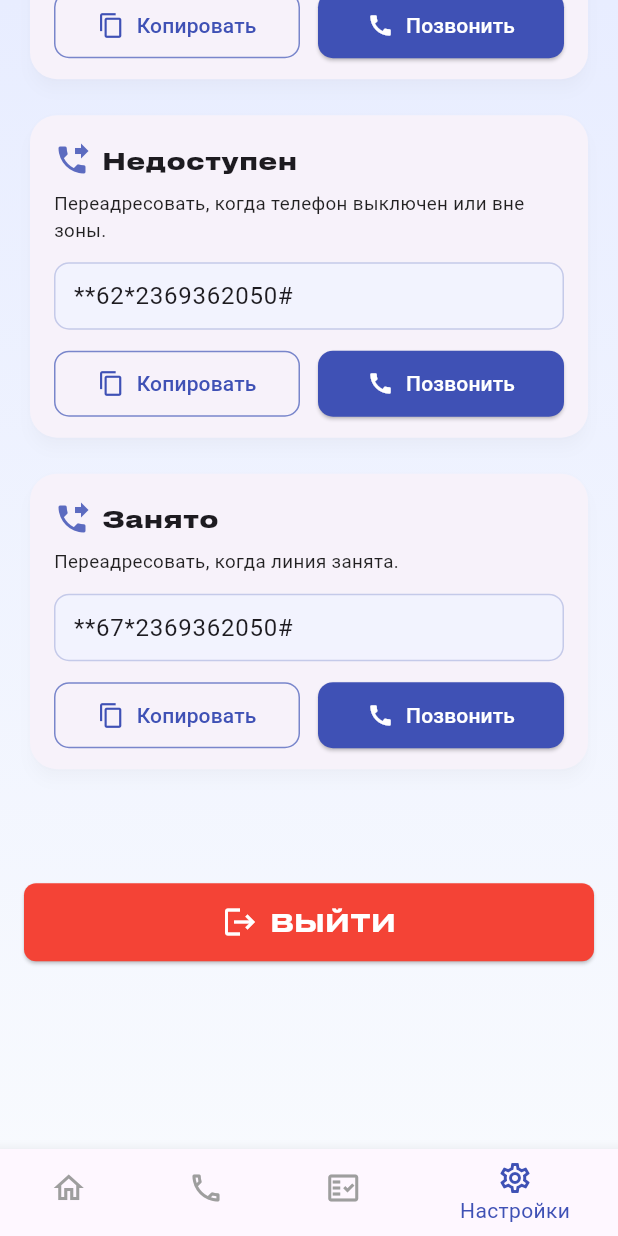
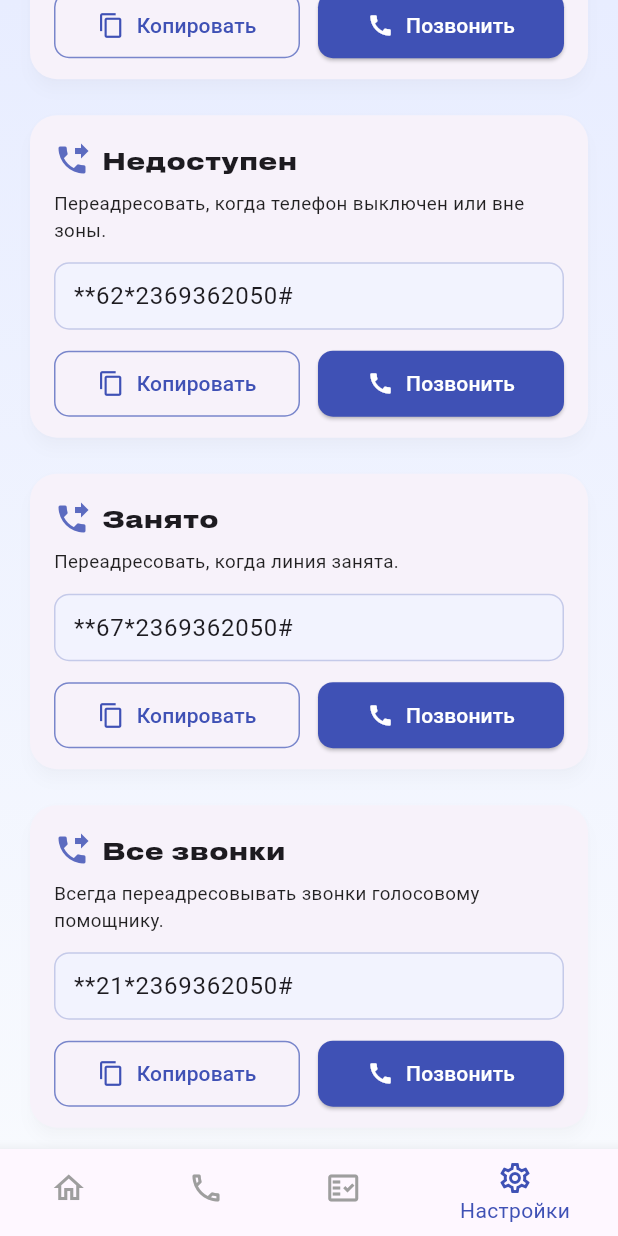
Before and after one commit to nickmatsnev/axilon-mini-m, a Flutter app: the SettingsPage screen opened by its route, scrolled down 1152 dp, on a phone screen of 412 x 824 dp. Run offline on Flutter 3.47's test engine with Material 3 defaults, Android fonts, the light colour scheme and no system bars; our stand-ins replace audioplayers, file_picker, firebase_core, firebase_messaging, fl_chart, flutter_animate and 11 more; missing offline and left inert: flutter_sound, phone_state; accounts and stored records are empty; network calls fail; Roboto replaces fonts that are missing (Nunito); project files that could hold a hidden picture were left out.

Commit message:
adds new ussds

```diff
--- a/assets/i18n/ru.json
+++ b/assets/i18n/ru.json
@@ -166,5 +166,9 @@
   "Forward if you do not pick up within 20s.": "Переадресовать, если вы не ответите в течение 20 секунд.",
   "Forward when phone is off/out of coverage.": "Переадресовать, когда телефон выключен или вне зоны.",
   "Forward when line is engaged.": "Переадресовать, когда линия занята.",
-  "Go to Assistant selection": "Перейти к выбору ассистента"
+  "Go to Assistant selection": "Перейти к выбору ассистента",
+  "If you wish to cancel call forwarding, use this option.": "Если вы хотите выключить переадресацию, используйте эту опцию.",
+  "Always forward the calls to the assistant.": "Всегда переадресовывать звонки голосовому помощнику.",
+  "Forward all calls": "Все звонки",
+  "Cancel call forwarding": "Отменить переадресацию"
 }
--- a/lib/pages/ussd_setup_page.dart
+++ b/lib/pages/ussd_setup_page.dart
@@ -133,6 +133,16 @@ class UssdInfoData {
         title: 'Busy',
         description: 'Forward when line is engaged.',
         code: '**67*$target#',
+      ),
+      UssdAction(
+        title: 'Forward all calls',
+        description: 'Always forward the calls to the assistant.',
+        code: '**21*$target#',
+      ),
+      UssdAction(
+        title: 'Cancel call forwarding',
+        description: 'If you wish to cancel call forwarding, use this option.',
+        code: '##21#',
       ),
     ];
   }
```
